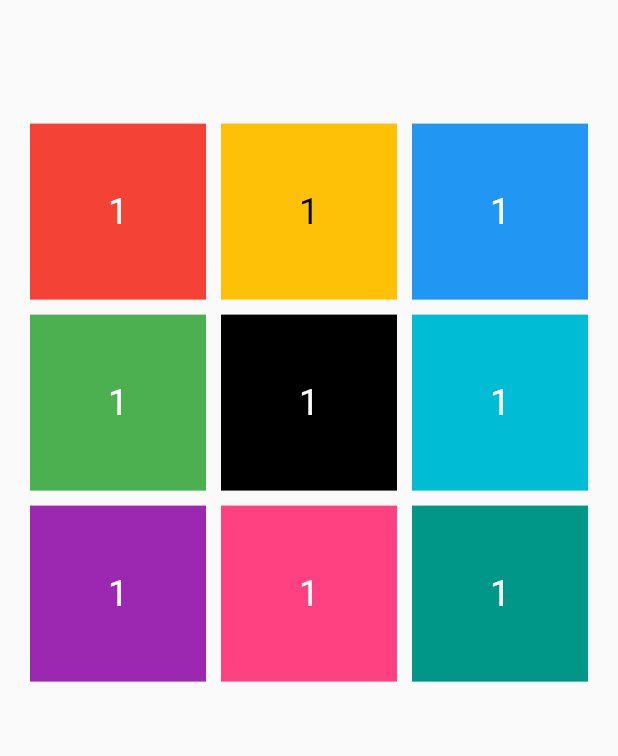
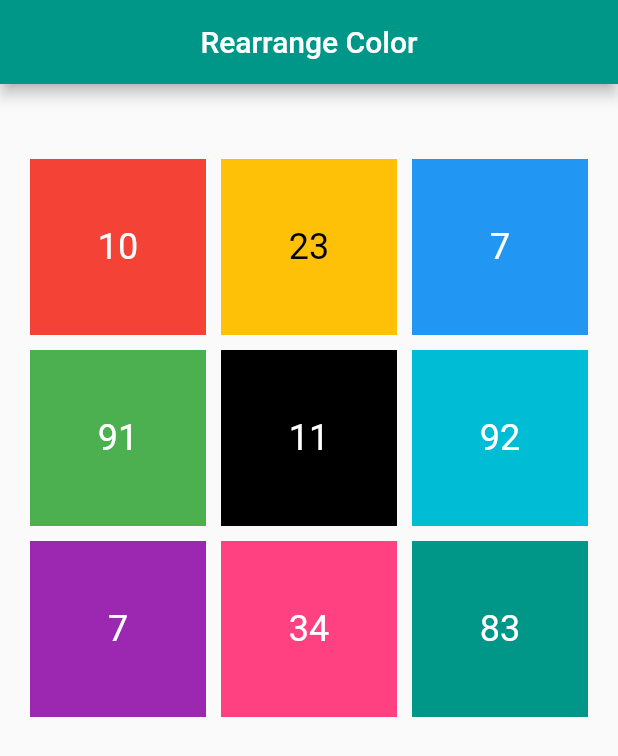
Before and after one commit to shukill/Rearrange-Colors, a Flutter app: the screen it shows after launch, after a tap on "Submit", on a phone screen of 412 x 824 dp. Shown: the top 756 px of the screen. Run offline on Flutter 3.47's test engine with Material 2 defaults, Android fonts, the phone set to English and light mode, and no system bars; our stand-ins replace get, reorderable_grid_view.

Commit message:
Ui-Improvment + Fixed Unmodifiablelist problem

```diff
--- a/lib/core/helpers.dart
+++ b/lib/core/helpers.dart
@@ -11,7 +11,7 @@ abstract class Helpers {
   static const Color pink = Colors.pinkAccent;
   static const Color teal = Colors.teal;
 
-  static const initialColorList = [
+  static const List<Color> initialColorList = [
     red,
     amber,
     blue,
@@ -22,4 +22,7 @@ abstract class Helpers {
     pink,
     teal,
   ];
+
+  static const String appBarTitle = 'Rearrange Color';
+  static const String sumbit = 'Submit';
 }
--- /dev/null
+++ b/lib/core/model/my_colors.dart
@@ -0,0 +1,13 @@
+import 'package:flutter/cupertino.dart';
+
+class MyColor {
+  final int points;
+  final Color color;
+  final String name;
+
+  MyColor({
+    required this.points,
+    required this.color,
+    required this.name,
+  });
+}
--- a/lib/main.dart
+++ b/lib/main.dart
@@ -16,7 +16,7 @@ class MyApp extends StatelessWidget {
       title: 'Rearrange',
       debugShowCheckedModeBanner: false,
       theme: ThemeData(
-        primarySwatch: Colors.blue,
+        primarySwatch: Colors.teal,
       ),
       home: const MyHomePage(),
     );
--- a/lib/screens/home/controller/home_controller.dart
+++ b/lib/screens/home/controller/home_controller.dart
@@ -1,5 +1,6 @@
+import 'package:flutter/material.dart';
 import 'package:get/get.dart';
-import 'package:rearrange/core/helpers.dart';
+import 'package:rearrange/core/model/my_colors.dart';
 
 class HomeController extends GetxController {
   RxList currentList = [].obs;
@@ -8,15 +9,60 @@ class HomeController extends GetxController {
   @override
   void onInit() {
     if (currentList.isEmpty) {
-      currentList.value = Helpers
-          .initialColorList; //Filling my global list with the initial value
+      currentList.value = [
+        MyColor(
+          points: 10,
+          color: Colors.red,
+          name: 'Red',
+        ),
+        MyColor(
+          points: 23,
+          color: Colors.amber,
+          name: 'Amber',
+        ),
+        MyColor(
+          points: 7,
+          color: Colors.blue,
+          name: 'Blue',
+        ),
+        MyColor(
+          points: 91,
+          color: Colors.green,
+          name: 'Green',
+        ),
+        MyColor(
+          points: 11,
+          color: Colors.black,
+          name: 'Black',
+        ),
+        MyColor(
+          points: 92,
+          color: Colors.cyan,
+          name: 'Cyan',
+        ),
+        MyColor(
+          points: 7,
+          color: Colors.purple,
+          name: 'Purple',
+        ),
+        MyColor(
+          points: 34,
+          color: Colors.pinkAccent,
+          name: 'Pink',
+        ),
+        MyColor(
+          points: 83,
+          color: Colors.teal,
+          name: 'Teal',
+        ),
+      ]; //Filling my global list with the initial value
     }
     super.onInit();
   }
 
   void swap(int oldInd, int newInd) {
-    var temp = currentList[oldInd];
-    currentList[oldInd] = currentList[newInd];
-    currentList[newInd] = temp;
+    var temp = currentList.removeAt(oldInd);
+    currentList.insert(newInd, temp);
+    update();
   }
 }
--- a/lib/screens/home/home_page.dart
+++ b/lib/screens/home/home_page.dart
@@ -1,5 +1,7 @@
 import 'package:flutter/material.dart';
 import 'package:get/get.dart';
+import 'package:rearrange/core/helpers.dart';
+import 'package:rearrange/core/model/my_colors.dart';
 import 'package:rearrange/screens/home/controller/home_controller.dart';
 import 'package:rearrange/screens/home/widgets/grid_card.dart';
 import 'package:reorderable_grid_view/reorderable_grid_view.dart';
@@ -17,17 +19,26 @@ class _MyHomePageState extends State<MyHomePage> {
   @override
   Widget build(BuildContext context) {
     return Scaffold(
+      appBar: AppBar(
+        centerTitle: true,
+        title: const Text(
+          Helpers.appBarTitle,
+        ),
+      ),
       body: Center(
         child: Container(
-          padding: const EdgeInsets.symmetric(horizontal: 20),
-          height: Get.height * 0.8,
+          padding: const EdgeInsets.symmetric(
+            horizontal: 20,
+            vertical: 50,
+          ),
+          height: Get.height,
           child: Obx(
             () {
               if (controller.enabled.isTrue) {
                 return Column(
                   children: [
                     SizedBox(
-                      height: Get.height * 0.5,
+                      height: Get.height * 0.6,
                       child: ReorderableGridView.builder(
                         gridDelegate:
                             const SliverGridDelegateWithFixedCrossAxisCount(
@@ -37,14 +48,14 @@ class _MyHomePageState extends State<MyHomePage> {
                         ),
                         itemCount: controller.currentList.length,
                         itemBuilder: (context, index) {
-                          Color myColor = controller.currentList[index];
+                          MyColor myColor = controller.currentList[index];
                           return GridCard(
                             key: ValueKey(myColor),
-                            color: myColor,
+                            myColor: myColor,
                           );
                         },
-                        onReorder: (oldIndex, newIndex) {
-                          controller.swap(oldIndex, newIndex);
+                        onReorder: (oldInd, newInd) {
+                          controller.swap(oldInd, newInd);
                         },
                       ),
                     ),
@@ -52,7 +63,19 @@ class _MyHomePageState extends State<MyHomePage> {
                       onPressed: () {
                         controller.enabled.value = false;
                       },
-                      child: const Text('Submit'),
+                      style: ElevatedButton.styleFrom(
+                        primary: Helpers.green,
+                        shape: RoundedRectangleBorder(
+                          borderRadius: BorderRadius.circular(18),
+                        ),
+                        padding: const EdgeInsets.symmetric(
+                          horizontal: 50,
+                        ),
+                      ),
+                      child: const Padding(
+                        padding: EdgeInsets.all(8.0),
+                        child: Text(Helpers.sumbit),
+                      ),
                     ),
                   ],
                 );
@@ -86,7 +109,7 @@ class NormalGridView extends StatelessWidget {
       children: controller.currentList.map((myColor) {
         return GridCard(
           key: ValueKey(myColor),
-          color: myColor,
+          myColor: myColor,
         );
       }).toList(),
     );
--- a/lib/screens/home/widgets/grid_card.dart
+++ b/lib/screens/home/widgets/grid_card.dart
@@ -1,17 +1,18 @@
 import 'package:flutter/material.dart';
 import 'package:get/get.dart';
+import 'package:rearrange/core/model/my_colors.dart';
 import 'package:rearrange/screens/result/result_page.dart';
 
 class GridCard extends StatelessWidget {
   const GridCard({
     Key? key,
-    required this.color,
+    required this.myColor,
   }) : super(key: key);
-  final Color color;
+  final MyColor myColor;
 
   @override
   Widget build(BuildContext context) {
-    double luminace = color.computeLuminance();
+    double luminace = myColor.color.computeLuminance();
     return InkWell(
       onTap: () {
         Get.to(() => ResultPage());
@@ -19,10 +20,10 @@ class GridCard extends StatelessWidget {
       child: AnimatedContainer(
         key: key,
         duration: const Duration(milliseconds: 300),
-        color: color,
+        color: myColor.color,
         child: Center(
           child: Text(
-            '1',
+            '${myColor.points}',
             style: TextStyle(
               color: (luminace < 0.5) ? Colors.white : Colors.black,
               fontSize: 24,
--- a/lib/screens/result/result_page.dart
+++ b/lib/screens/result/result_page.dart
@@ -1,5 +1,6 @@
 import 'package:flutter/material.dart';
 import 'package:get/get.dart';
+import 'package:rearrange/core/model/my_colors.dart';
 import 'package:rearrange/screens/home/controller/home_controller.dart';
 import 'package:rearrange/screens/result/widget/result_card.dart';
 
@@ -11,13 +12,17 @@ class ResultPage extends StatelessWidget {
   Widget build(BuildContext context) {
     return Scaffold(
       key: key,
+      appBar: AppBar(
+        title: const Text('Result Page'),
+      ),
       body: ListView.builder(
         itemCount: controller.currentList.length,
+        padding: const EdgeInsets.symmetric(vertical: 20),
         itemBuilder: (context, index) {
-          Color myColor = controller.currentList.elementAt(index);
+          MyColor myColor = controller.currentList.elementAt(index);
           return ResultCard(
             key: ValueKey(myColor),
-            index: index,
+            index: index + 1,
             color: myColor,
           );
         },
--- a/lib/screens/result/widget/result_card.dart
+++ b/lib/screens/result/widget/result_card.dart
@@ -1,4 +1,5 @@
 import 'package:flutter/material.dart';
+import 'package:rearrange/core/model/my_colors.dart';
 import 'package:rearrange/screens/result/helpers/result_helpers.dart';
 
 class ResultCard extends StatelessWidget {
@@ -7,7 +8,7 @@ class ResultCard extends StatelessWidget {
     required this.color,
     required this.index,
   }) : super(key: key);
-  final Color color;
+  final MyColor color;
   final int index;
   @override
   Widget build(BuildContext context) {
@@ -15,6 +16,7 @@ class ResultCard extends StatelessWidget {
       padding: const EdgeInsets.all(8.0),
       child: Center(
         child: Row(
+          mainAxisAlignment: MainAxisAlignment.start,
           children: [
             const SizedBox(
               width: 20,
@@ -27,8 +29,27 @@ class ResultCard extends StatelessWidget {
               key: key,
               width: ResultHelpers.resultCardWidth,
               height: ResultHelpers.resultCardHeight,
-              color: color,
+              color: color.color,
             ),
+            const SizedBox(
+              width: 40,
+            ),
+            Column(
+              mainAxisAlignment: MainAxisAlignment.spaceEvenly,
+              crossAxisAlignment: CrossAxisAlignment.start,
+              children: [
+                Text(
+                  '${color.points} pts',
+                  style: const TextStyle(
+                    fontWeight: FontWeight.bold,
+                  ),
+                ),
+                const SizedBox(
+                  height: 8,
+                ),
+                Text(color.name),
+              ],
+            )
           ],
         ),
       ),
```
